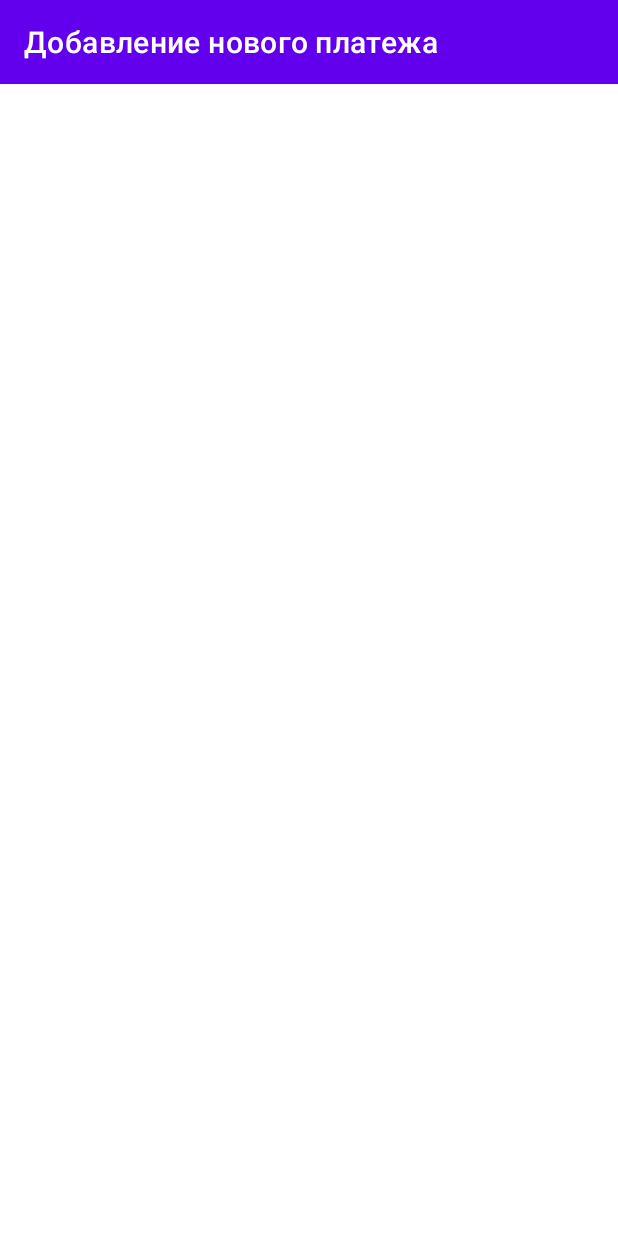
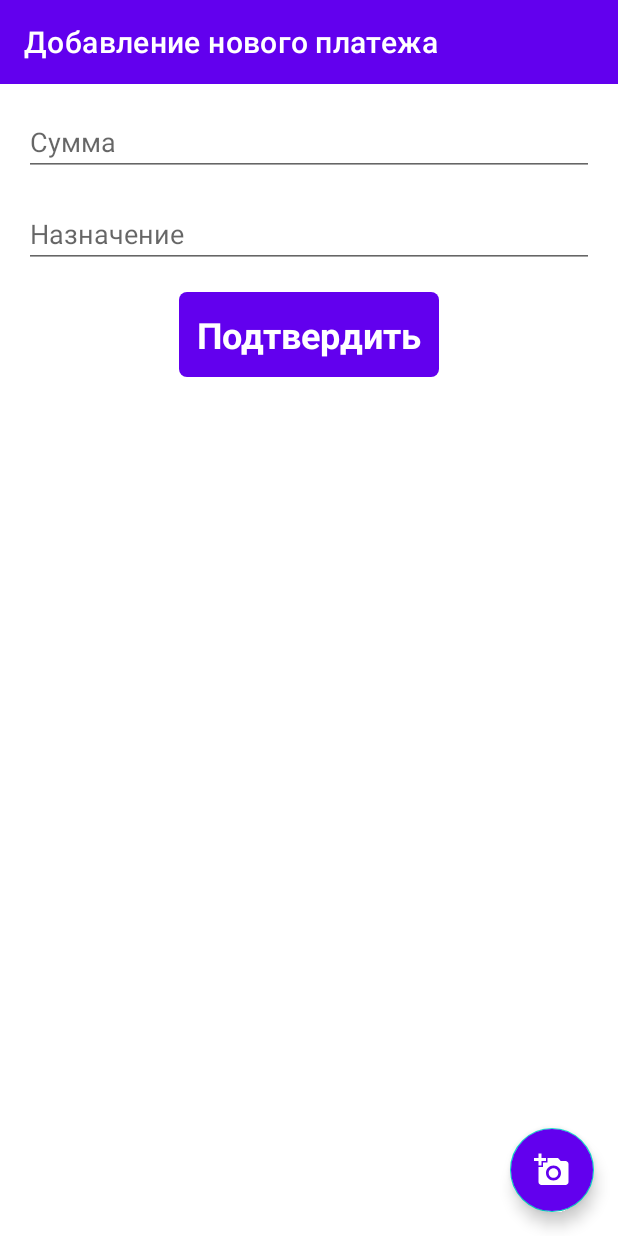
Before and after one commit to Reeto1210/collectiveNote, an Android app: the MainFragment screen opened through its navigation route, after a tap on an icon or button, on a phone screen of 412 x 824 dp. Run offline under Robolectric (Android 15) with nearby library versions, the phone set to English and light mode, and no system bars; our stand-ins replace Firebase (no records; nobody signed in at launch, a user with empty details on screens opened directly); libraries missing offline, so code that uses them is left out: com.theartofdev.edmodo, net.yslibrary.android; 2 statements that could not run were skipped.

Commit message:
primitime addPayment without refactoring

```diff
--- a/app/build.gradle
+++ b/app/build.gradle
@@ -47,6 +47,7 @@ dependencies {
     implementation 'androidx.constraintlayout:constraintlayout:2.0.4'
     implementation 'androidx.legacy:legacy-support-v4:1.0.0'
     implementation 'com.google.firebase:firebase-database:19.5.1'
+    implementation 'com.google.firebase:firebase-storage:19.2.0'
     testImplementation 'junit:junit:4.13.1'
     androidTestImplementation 'androidx.test.ext:junit:1.1.2'
     androidTestImplementation 'androidx.test.espresso:espresso-core:3.3.0'
@@ -78,5 +79,5 @@ dependencies {
     // Also declare the dependency for the Google Play services library and specify its version
     implementation 'com.google.android.gms:play-services-auth:18.1.0'
     implementation 'net.yslibrary.keyboardvisibilityevent:keyboardvisibilityevent:3.0.0-RC2'
-
+    api 'com.theartofdev.edmodo:android-image-cropper:2.8.+'
 }
--- a/app/src/main/java/com/mudryakov/collectivenote/MainActivity.kt
+++ b/app/src/main/java/com/mudryakov/collectivenote/MainActivity.kt
@@ -38,5 +38,6 @@ class MainActivity : AppCompatActivity() {
             val task = GoogleSignIn.getSignedInAccountFromIntent(data)
             handleSignInresult(task)
         }
+
     }
 }
--- a/app/src/main/java/com/mudryakov/collectivenote/database/AppDatabaseRepository.kt
+++ b/app/src/main/java/com/mudryakov/collectivenote/database/AppDatabaseRepository.kt
@@ -1,13 +1,18 @@
 package com.mudryakov.collectivenote.database
 
+import android.net.Uri
+import com.mudryakov.collectivenote.models.PaymentModel
+
 interface AppDatabaseRepository {
-fun connectToDatabase(type:String,onSucces:()->Unit)
-     fun  createNewRoom(roomName:String,roomPass:String,onSucces:()->Unit)
-    fun joinRoom(roomName:String,roomPass:String,onSucces:()->Unit)
+    fun connectToDatabase(type: String, onSucces: () -> Unit)
+    fun createNewRoom(roomName: String, roomPass: String, onSucces: () -> Unit)
+    fun joinRoom(roomName: String, roomPass: String, onSucces: () -> Unit)
 
-     fun addNewPayment(onSucces:()->Unit)
-    fun changeName(name:String,onSucces:()->Unit)
-      fun addnewQuest(onSucces:()->Unit)
-     fun getQuest(onSucces:()->Unit)
+    fun addNewPayment(payment: PaymentModel, onSucces: () -> Unit)
+    fun changeName(name: String, onSucces: () -> Unit)
+    fun addnewQuest(onSucces: () -> Unit)
+    fun getQuest(onSucces: () -> Unit)
+    fun pushFileToBase(imageUri: Uri, onSucces: (String) -> Unit)
+
 
 }
--- a/app/src/main/java/com/mudryakov/collectivenote/database/firebase/FirebaseHelper.kt
+++ b/app/src/main/java/com/mudryakov/collectivenote/database/firebase/FirebaseHelper.kt
@@ -12,6 +12,7 @@ import com.google.firebase.auth.FirebaseAuth
 import com.google.firebase.auth.FirebaseAuthInvalidCredentialsException
 import com.google.firebase.database.DataSnapshot
 import com.google.firebase.database.DatabaseReference
+import com.google.firebase.storage.StorageReference
 import com.mudryakov.collectivenote.database.AppDatabaseRepository
 import com.mudryakov.collectivenote.models.User
 import com.mudryakov.collectivenote.utilits.*
@@ -26,13 +27,20 @@ lateinit var PASSWORD:String
 
 const val CHILD_PASS = "password"
 const val NODE_USERS = "users"
-const val NODE_ROOM_DATA = "groupsData"
+const val NODE_ROOM_DATA = "roomsData"
 const val CHILD_CREATOR = "creator"
 const val NODE_ROOM_NAMES = "roomNames"
+const val NODE_ROOM_PAYMENTS ="roomsPayments"
+const val NODE_ROOMS_QUESTS ="roomsQuests"
+const val NODE_PAYMENT_IMAGES = "paymentImages"
+const val NODE_ROOM_MEMBERS = "rooms_members"
 
 
+lateinit var CURRENT_ROOM_UID:String
 lateinit var REF_DATABASE_ROOT: DatabaseReference
+lateinit var REF_DATABASE_STORAGE: StorageReference
 lateinit var REPOSITORY: AppDatabaseRepository
+
 lateinit var AUTH: FirebaseAuth
 lateinit var CURRENT_UID: String
 private lateinit var ON_REGISTRATION_COMPLETE: () -> Unit
@@ -124,9 +132,12 @@ fun updateUserRoomId(roomkey:String, function: () -> Unit) {
     ).setValue(roomkey)
         .addOnFailureListener { problem -> showToast(problem.message.toString()) }
         .addOnSuccessListener {
-            appPreference.setSignInRoom(true)
-            appPreference.setRoomId(roomkey)
-            function()}
+            REF_DATABASE_ROOT.child(NODE_ROOM_MEMBERS).child(roomkey).child(CURRENT_UID).setValue(CURRENT_UID)
+                .addOnSuccessListener {   appPreference.setSignInRoom(true)
+                appPreference.setRoomId(roomkey)
+                function() }
+                .addOnFailureListener { prob -> showToast(prob.message.toString()) }
+          }
 }
 
 fun DataSnapshot.getUserFromFirebase() = this.getValue(User::class.java) ?: User()
--- a/app/src/main/java/com/mudryakov/collectivenote/screens/mainScreen/MainFragment.kt
+++ b/app/src/main/java/com/mudryakov/collectivenote/screens/mainScreen/MainFragment.kt
@@ -8,6 +8,8 @@ import androidx.fragment.app.Fragment
 import androidx.lifecycle.ViewModelProvider
 import com.google.android.material.bottomsheet.BottomSheetBehavior
 import com.mudryakov.collectivenote.R
+import com.mudryakov.collectivenote.database.firebase.CURRENT_ROOM_UID
+import com.mudryakov.collectivenote.database.firebase.CURRENT_UID
 import com.mudryakov.collectivenote.databinding.FragmentMainBinding
 import com.mudryakov.collectivenote.models.User
 import com.mudryakov.collectivenote.utilits.APP_ACTIVITY
@@ -40,7 +42,8 @@ class MainFragment : Fragment() {
         mViewModel = ViewModelProvider(this).get(MainFragmentViewModel::class.java)
         USER =
             User(appPreference.getUserId(), appPreference.getUserName(), appPreference.getRoomId())
-
+        CURRENT_UID = USER.firebaseId
+        CURRENT_ROOM_UID = USER.roomId
 
     }
 
--- a/app/src/main/java/com/mudryakov/collectivenote/utilits/funs.kt
+++ b/app/src/main/java/com/mudryakov/collectivenote/utilits/funs.kt
@@ -6,6 +6,7 @@ import android.widget.Toast
 import androidx.core.view.ViewCompat
 import com.google.firebase.auth.FirebaseAuth
 import com.google.firebase.database.FirebaseDatabase
+import com.google.firebase.storage.FirebaseStorage
 import com.mudryakov.collectivenote.database.firebase.*
 import com.mudryakov.collectivenote.models.User
 
@@ -37,5 +38,5 @@ fun initCommons() {
     REPOSITORY = FireBaseRepository()
     AUTH = FirebaseAuth.getInstance()
     REF_DATABASE_ROOT = FirebaseDatabase.getInstance().reference
-
+    REF_DATABASE_STORAGE = FirebaseStorage.getInstance().reference
 }
--- /dev/null
+++ b/app/src/main/res/drawable/ic_add_photo.xml
@@ -0,0 +1,5 @@
+<vector android:height="24dp" android:tint="#FFFFFF"
+    android:viewportHeight="24" android:viewportWidth="24"
+    android:width="24dp" xmlns:android="http://schemas.android.com/apk/res/android">
+    <path android:fillColor="@android:color/white" android:pathData="M3,4V1h2v3h3v2H5v3H3V6H0V4H3zM6,10V7h3V4h7l1.83,2H21c1.1,0 2,0.9 2,2v12c0,1.1 -0.9,2 -2,2H5c-1.1,0 -2,-0.9 -2,-2V10H6zM13,19c2.76,0 5,-2.24 5,-5s-2.24,-5 -5,-5s-5,2.24 -5,5S10.24,19 13,19zM9.8,14c0,1.77 1.43,3.2 3.2,3.2s3.2,-1.43 3.2,-3.2s-1.43,-3.2 -3.2,-3.2S9.8,12.23 9.8,14z"/>
+</vector>
--- a/app/src/main/res/layout/fragment_new_payment.xml
+++ b/app/src/main/res/layout/fragment_new_payment.xml
@@ -1,11 +1,43 @@
 <?xml version="1.0" encoding="utf-8"?>
 <androidx.constraintlayout.widget.ConstraintLayout xmlns:android="http://schemas.android.com/apk/res/android"
+    xmlns:app="http://schemas.android.com/apk/res-auto"
     xmlns:tools="http://schemas.android.com/tools"
     android:layout_width="match_parent"
     android:layout_height="match_parent"
     tools:context=".screens.addNewPayment.newPaymentFragment">
 
+    <EditText
+       android:inputType="numberDecimal"
+        android:id="@+id/add_new_payment_summ"
+        style="@style/input_text_style"
+        android:hint="@string/summ"
+        app:layout_constraintEnd_toEndOf="parent"
+        app:layout_constraintStart_toStartOf="parent"
+        app:layout_constraintTop_toTopOf="parent" />
 
+    <EditText
+        android:id="@+id/add_new_payment_description"
+        style="@style/input_text_style"
+        android:hint="@string/add_new_payment_description_hint"
+        app:layout_constraintEnd_toEndOf="parent"
+        app:layout_constraintStart_toStartOf="parent"
+        app:layout_constraintTop_toBottomOf="@id/add_new_payment_summ" />
+
+    <TextView
+        android:id="@+id/add_new_payment_confirm"
+        style="@style/btn_style"
+        android:text="@string/confirm"
+        app:layout_constraintEnd_toEndOf="parent"
+        app:layout_constraintStart_toStartOf="parent"
+        app:layout_constraintTop_toBottomOf="@id/add_new_payment_description" />
+
+    <com.google.android.material.floatingactionbutton.FloatingActionButton
+        android:id="@+id/add_payment_photo"
+        style="@style/fab_style"
+        android:src="@drawable/ic_add_photo"
+        app:layout_constraintBottom_toBottomOf="parent"
+        app:layout_constraintEnd_toEndOf="parent"
+        app:tint="@color/white" />
 
 
 </androidx.constraintlayout.widget.ConstraintLayout>
--- a/app/src/main/res/values/strings.xml
+++ b/app/src/main/res/values/strings.xml
@@ -33,4 +33,9 @@
     <string name="settings">Настройки</string>
     <string name="help">Помощь</string>
     <string name="add_new_payment_title">Добавление нового платежа</string>
+    <string name="summ">Сумма</string>
+    <string name="confirm">Подтвердить</string>
+    <string name="add_new_payment_description_hint">Назначение</string>
+    <string name="fill_all_plates">Заполните поля</string>
+    <string name="toast_payment_added">Платёж добавлен</string>
 </resources>
--- a/app/src/main/res/values/styles.xml
+++ b/app/src/main/res/values/styles.xml
@@ -58,4 +58,11 @@
         <item name="android:layout_height">wrap_content</item>
         <item name="android:textStyle">bold</item>
     </style>
+
+    <style name="fab_style">
+        <item name="android:backgroundTint">@color/design_default_color_primary</item>
+        <item name="android:layout_width">wrap_content</item>
+        <item name="android:layout_height">wrap_content</item>
+        <item name="android:layout_margin">@dimen/app_margin</item>
+    </style>
 </resources>
```
Also changed, not shown: app/src/main/AndroidManifest.xml (+9 -1 lines), app/src/main/java/com/mudryakov/collectivenote/database/firebase/FireBaseRepository.kt (+37 -9 lines), app/src/main/java/com/mudryakov/collectivenote/models/PaymentModel.kt (added, +10 -0 lines), app/src/main/java/com/mudryakov/collectivenote/screens/addNewPayment/AddNewPaymentViewModel.kt (+21 -1 lines), app/src/main/java/com/mudryakov/collectivenote/screens/addNewPayment/newPaymentFragment.kt (+38 -2 lines), app/src/main/res/layout/fragment_main.xml (+3 -6 lines), 1 other file.
